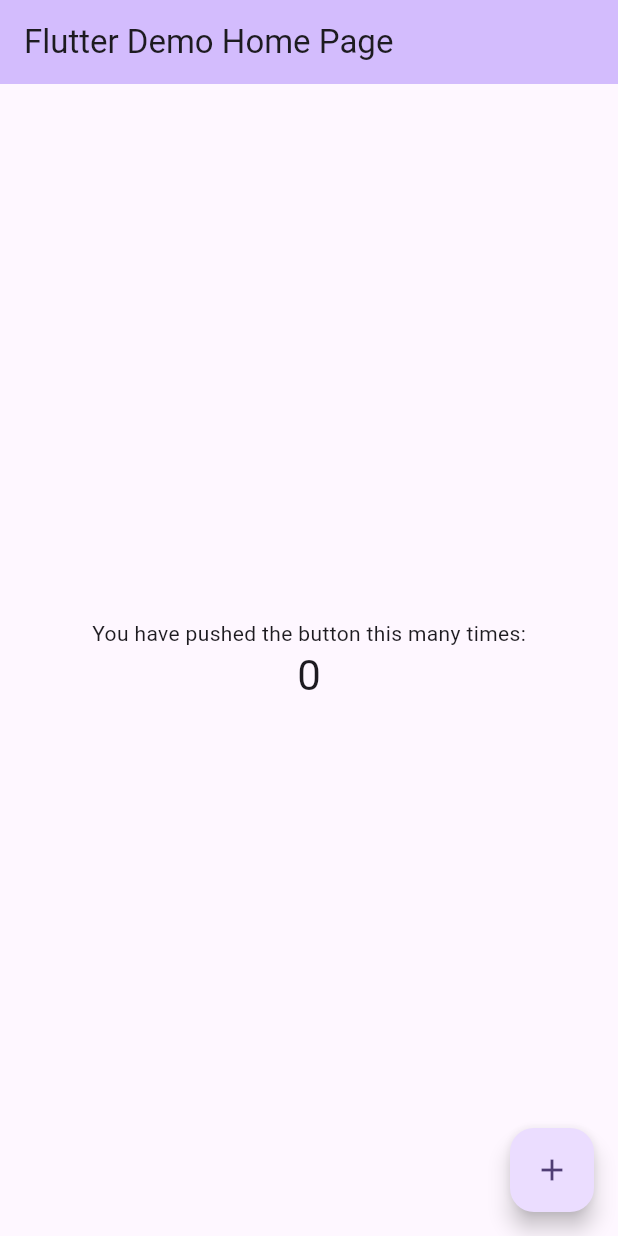
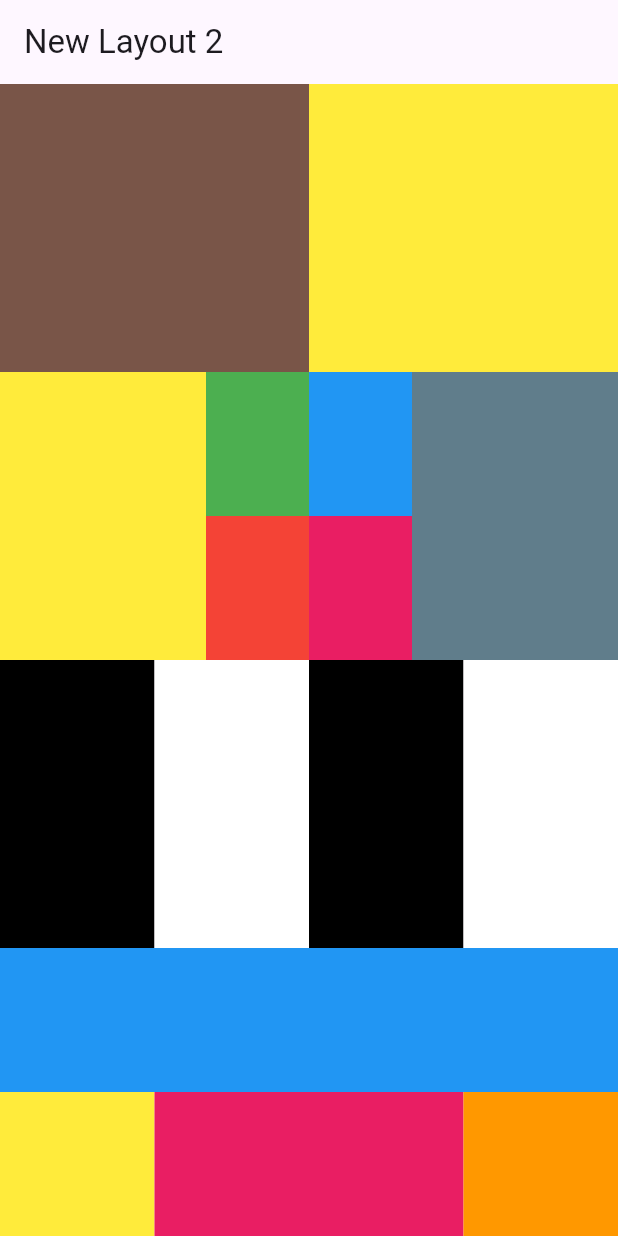
Before and after one commit to dhrruvchotai/Flutter_Lab, a Flutter app: the screen it shows after launch, on a phone screen of 412 x 824 dp. Run offline on Flutter 3.47's test engine with Material 3 defaults, Android fonts, the phone set to English and light mode, and no system bars.

Commit message:
added layouts

```diff
--- /dev/null
+++ b/lib/CRUDUsingList/string_utils.dart
@@ -0,0 +1,3 @@
+const String NAME = 'Name';
+const String AGE = 'Age';
+const String EMAIL = 'Email';
--- /dev/null
+++ b/lib/Practice/newLayout2.dart
@@ -0,0 +1,199 @@
+import 'package:flutter/material.dart';
+
+class newLayout2 extends StatelessWidget {
+  const newLayout2({super.key});
+
+  @override
+  Widget build(BuildContext context) {
+    return Scaffold(
+      appBar: AppBar(
+        title: Text("New Layout 2"),
+      ),
+      body: Expanded(
+        child: Column(
+          children: [
+            Expanded(
+              child: Row(
+                children: [
+                  Expanded(
+                    child: Container(
+                      color: Colors.brown,
+                    ),
+                  ),
+                  Expanded(
+                    child: Container(
+                      color: Colors.yellow,
+                    ),
+                  )
+                ],
+              ),
+            ),
+            Expanded(
+              child: Row(
+                children: [
+                  Expanded(
+                    child: Container(
+                      color: Colors.yellow,
+                    ),
+                  ),
+                  Expanded(
+                    child: Column(
+                      children: [
+                        Expanded(
+                          child: Row(
+                            children: [
+                              Expanded(
+                                child: Container(
+                                  color: Colors.green,
+                                ),
+                              ),
+                              Expanded(
+                                child: Container(
+                                  color: Colors.blue,
+                                ),
+                              )
+                            ],
+                          ),
+                        ),
+                        Expanded(
+                          child: Row(
+                            children: [
+                              Expanded(
+                                child: Container(
+                                  color: Colors.red,
+                                ),
+                              ),
+                              Expanded(
+                                child: Container(
+                                  color: Colors.pink,
+                                ),
+                              )
+                            ],
+                          ),
+                        )
+                      ],
+                    ),
+                  ),
+                  Expanded(
+                    child: Container(
+                      color: Colors.blueGrey,
+                    ),
+                  )
+                ],
+              ),
+            ),
+            Expanded(
+              child: Column(
+                children: [
+                  Expanded(
+                    child: Row(
+                      children: [
+                        Expanded(
+                          child: Container(
+                            color: Colors.black,
+                          ),
+                        ),
+                        Expanded(
+                          child: Container(
+                            color: Colors.white,
+                          ),
+                        ),
+                        Expanded(
+                          child: Container(
+                            color: Colors.black,
+                          ),
+                        ),
+                        Expanded(
+                          child: Container(
+                            color: Colors.white,
+                          ),
+                        )
+                      ],
+                    ),
+                  )
+                ],
+              ),
+            ),
+            Expanded(
+              child: Column(
+                children: [
+                  Expanded(
+                    child: Row(
+                      children: [
+                        Expanded(
+                          child: Column(
+                            children: [
+                              Expanded(
+                                child: Container(
+                                  color: Colors.blue,
+                                ),
+                              ),
+                              Expanded(
+                                child: Row(
+                                  children: [
+                                    Expanded(
+                                      child: Column(
+                                        children: [
+                                          Expanded(
+                                            child: Row(
+                                              children: [
+                                                Expanded(
+                                                  child: Container(
+                                                    color: Colors.yellow,
+                                                  ),
+                                                ),
+                                                Expanded(
+                                                  child: Container(
+                                                    color: Colors.pink,
+                                                  ),
+                                                )
+                                              ],
+                                            ),
+                                          ),
+
+                                        ],
+                                      ),
+                                    ),
+                                    Expanded(
+                                      child: Column(
+                                        children: [
+                                          Expanded(
+                                            child: Row(
+                                              children: [
+                                                Expanded(
+                                                  child: Container(
+                                                    color: Colors.pink,
+                                                  ),
+                                                ),
+                                                Expanded(
+                                                  child: Container(
+                                                    color: Colors.orange,
+                                                  ),
+                                                )
+                                              ],
+                                            ),
+                                          )
+                                        ],
+                                      ),
+                                    )
+                                  ],
+                                ),
+                              )
+                            ],
+                          ),
+                        )
+                      ],
+                    ),
+                  )
+                ],
+              ),
+            )
+
+
+          ],
+        ),
+      ),
+
+    );
+  }
+}
--- a/lib/main.dart
+++ b/lib/main.dart
@@ -1,125 +1,9 @@
 import 'package:flutter/material.dart';
 
-void main() {
-  runApp(const MyApp());
+import 'Practice/newLayout2.dart';
+
+void  main(){
+  runApp(MaterialApp(
+    home: newLayout2(),
+  ));
 }
-
-class MyApp extends StatelessWidget {
-  const MyApp({super.key});
-
-  // This widget is the root of your application.
-  @override
-  Widget build(BuildContext context) {
-    return MaterialApp(
-      title: 'Flutter Demo',
-      theme: ThemeData(
-        // This is the theme of your application.
-        //
-        // TRY THIS: Try running your application with "flutter run". You'll see
-        // the application has a purple toolbar. Then, without quitting the app,
-        // try changing the seedColor in the colorScheme below to Colors.green
-        // and then invoke "hot reload" (save your changes or press the "hot
-        // reload" button in a Flutter-supported IDE, or press "r" if you used
-        // the command line to start the app).
-        //
-        // Notice that the counter didn't reset back to zero; the application
-        // state is not lost during the reload. To reset the state, use hot
-        // restart instead.
-        //
-        // This works for code too, not just values: Most code changes can be
-        // tested with just a hot reload.
-        colorScheme: ColorScheme.fromSeed(seedColor: Colors.deepPurple),
-        useMaterial3: true,
-      ),
-      home: const MyHomePage(title: 'Flutter Demo Home Page'),
-    );
-  }
-}
-
-class MyHomePage extends StatefulWidget {
-  const MyHomePage({super.key, required this.title});
-
-  // This widget is the home page of your application. It is stateful, meaning
-  // that it has a State object (defined below) that contains fields that affect
-  // how it looks.
-
-  // This class is the configuration for the state. It holds the values (in this
-  // case the title) provided by the parent (in this case the App widget) and
-  // used by the build method of the State. Fields in a Widget subclass are
-  // always marked "final".
-
-  final String title;
-
-  @override
-  State<MyHomePage> createState() => _MyHomePageState();
-}
-
-class _MyHomePageState extends State<MyHomePage> {
-  int _counter = 0;
-
-  void _incrementCounter() {
-    setState(() {
-      // This call to setState tells the Flutter framework that something has
-      // changed in this State, which causes it to rerun the build method below
-      // so that the display can reflect the updated values. If we changed
-      // _counter without calling setState(), then the build method would not be
-      // called again, and so nothing would appear to happen.
-      _counter++;
-    });
-  }
-
-  @override
-  Widget build(BuildContext context) {
-    // This method is rerun every time setState is called, for instance as done
-    // by the _incrementCounter method above.
-    //
-    // The Flutter framework has been optimized to make rerunning build methods
-    // fast, so that you can just rebuild anything that needs updating rather
-    // than having to individually change instances of widgets.
-    return Scaffold(
-      appBar: AppBar(
-        // TRY THIS: Try changing the color here to a specific color (to
-        // Colors.amber, perhaps?) and trigger a hot reload to see the AppBar
-        // change color while the other colors stay the same.
-        backgroundColor: Theme.of(context).colorScheme.inversePrimary,
-        // Here we take the value from the MyHomePage object that was created by
-        // the App.build method, and use it to set our appbar title.
-        title: Text(widget.title),
-      ),
-      body: Center(
-        // Center is a layout widget. It takes a single child and positions it
-        // in the middle of the parent.
-        child: Column(
-          // Column is also a layout widget. It takes a list of children and
-          // arranges them vertically. By default, it sizes itself to fit its
-          // children horizontally, and tries to be as tall as its parent.
-          //
-          // Column has various properties to control how it sizes itself and
-          // how it positions its children. Here we use mainAxisAlignment to
-          // center the children vertically; the main axis here is the vertical
-          // axis because Columns are vertical (the cross axis would be
-          // horizontal).
-          //
-          // TRY THIS: Invoke "debug painting" (choose the "Toggle Debug Paint"
-          // action in the IDE, or press "p" in the console), to see the
-          // wireframe for each widget.
-          mainAxisAlignment: MainAxisAlignment.center,
-          children: <Widget>[
-            const Text(
-              'You have pushed the button this many times:',
-            ),
-            Text(
-              '$_counter',
-              style: Theme.of(context).textTheme.headlineMedium,
-            ),
-          ],
-        ),
-      ),
-      floatingActionButton: FloatingActionButton(
-        onPressed: _incrementCounter,
-        tooltip: 'Increment',
-        child: const Icon(Icons.add),
-      ), // This trailing comma makes auto-formatting nicer for build methods.
-    );
-  }
-}
```
Also changed, not shown: lib/Practice/newLayout.dart (added, +116 -0 lines), lib/CRUDUsingList/User.dart (added), lib/CRUDUsingList/runFIle.dart (added), lib/Practice/customWidget.dart (added).
